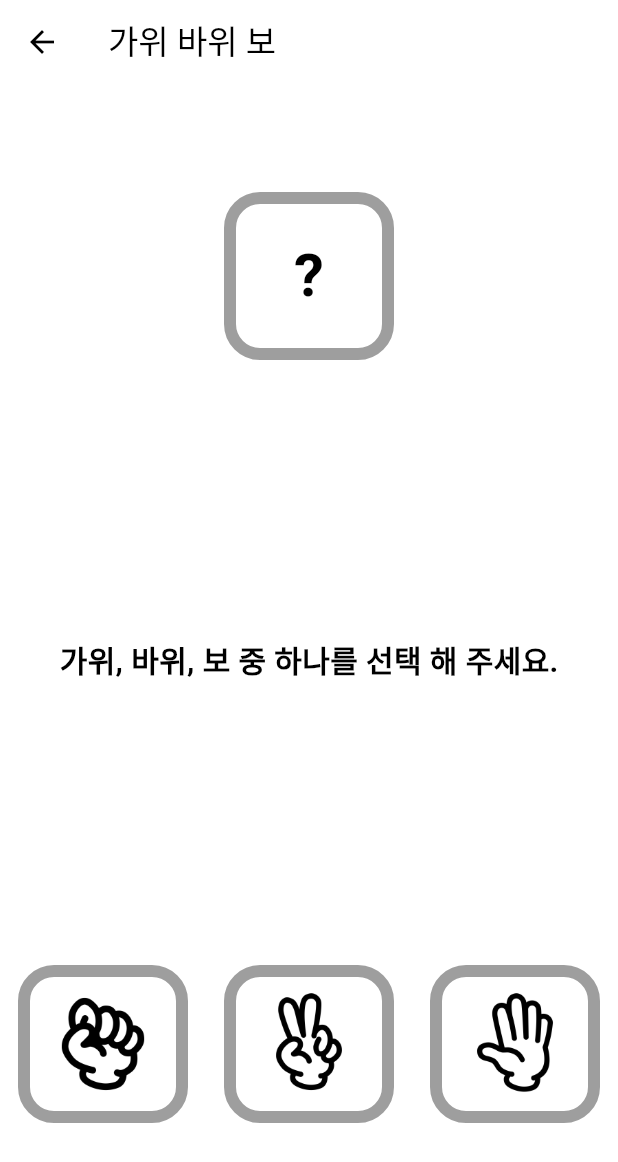
After one commit to lks574/sro_toy_project, a Flutter app: the RSPMain screen opened by its route, on a phone screen of 412 x 824 dp. The commit adds this screen. Shown: the top 1162 px of the screen. Run offline on Flutter 3.47's test engine with Material 3 defaults, Android fonts, the phone set to English and light mode, and no system bars; our stand-ins replace google_fonts.

Commit message:
feat: RSP 가위바위보 예제 구성

```diff
--- /dev/null
+++ b/lib/ex/RSP/Game/rsp_cpu_input.dart
@@ -0,0 +1,52 @@
+import 'package:flutter/material.dart';
+import 'package:sro_toy_project/ex/RSP/Game/rsp_game_enum.dart';
+import 'package:sro_toy_project/ex/RSP/Game/widget/rsp_input_card.dart';
+
+class RSPCpuInput extends StatelessWidget {
+  final bool isDone;
+  final RSPInputType cpuInput;
+
+  const RSPCpuInput({
+    required this.isDone,
+    required this.cpuInput,
+    super.key,
+  });
+
+  @override
+  Widget build(BuildContext context) {
+    return Row(
+      children: [
+        const Expanded(
+          child: SizedBox.shrink(),
+        ),
+        RSPInputCard(
+          child: _getCpuInput(),
+        ),
+        const Expanded(
+          child: SizedBox.shrink(),
+        ),
+      ],
+    );
+  }
+
+  Widget _getCpuInput() {
+    return SizedBox(
+      height: 80,
+      child: Center(
+        child: isDone
+            ? Image.asset(
+                cpuInput.path,
+                height: 80,
+                width: 80,
+              )
+            : const Text(
+                '?',
+                style: TextStyle(
+                  fontSize: 40,
+                  fontWeight: FontWeight.bold,
+                ),
+              ),
+      ),
+    );
+  }
+}
--- /dev/null
+++ b/lib/ex/RSP/Game/rsp_game_body.dart
@@ -0,0 +1,108 @@
+import 'dart:math';
+
+import 'package:flutter/material.dart';
+import 'package:sro_toy_project/ex/RSP/Game/rsp_cpu_input.dart';
+import 'package:sro_toy_project/ex/RSP/Game/rsp_game_enum.dart';
+import 'package:sro_toy_project/ex/RSP/Game/rsp_game_result.dart';
+import 'package:sro_toy_project/ex/RSP/Game/rsp_user_input.dart';
+
+class RSPGameBody extends StatefulWidget {
+  const RSPGameBody({super.key});
+
+  @override
+  State<RSPGameBody> createState() => _RSPGameBodyState();
+}
+
+class _RSPGameBodyState extends State<RSPGameBody> {
+  late bool isDone;
+  late RSPInputType? _userInput;
+  late RSPInputType _cpuInput;
+
+  @override
+  void initState() {
+    super.initState();
+    isDone = false;
+    _userInput = null;
+    setCpuInput();
+  }
+
+  @override
+  Widget build(BuildContext context) {
+    return Column(
+      children: [
+        Expanded(
+          child: RSPCpuInput(
+            isDone: isDone,
+            cpuInput: _cpuInput,
+          ),
+        ),
+        Expanded(
+          child: RSPGameResult(
+            isDone: isDone,
+            callback: reset,
+            result: _getResult(),
+          ),
+        ),
+        Expanded(
+          child: RSPuserInput(
+            isDone: isDone,
+            userInput: _userInput,
+            callback: setUserInput,
+          ),
+        ),
+      ],
+    );
+  }
+
+  void reset() {
+    setState(() {
+      isDone = false;
+      setCpuInput();
+    });
+  }
+
+  void setUserInput(RSPInputType userInput) {
+    setState(() {
+      isDone = true;
+      _userInput = userInput;
+    });
+  }
+
+  void setCpuInput() {
+    _cpuInput = RSPInputType.values[Random().nextInt(3)];
+  }
+
+  RSPGameResultType? _getResult() {
+    if (_userInput == null) return null;
+
+    switch (_userInput!) {
+      case RSPInputType.rock:
+        switch (_cpuInput) {
+          case RSPInputType.rock:
+            return RSPGameResultType.draw;
+          case RSPInputType.scissors:
+            return RSPGameResultType.playerWin;
+          case RSPInputType.paper:
+            return RSPGameResultType.cpuWin;
+        }
+      case RSPInputType.scissors:
+        switch (_cpuInput) {
+          case RSPInputType.rock:
+            return RSPGameResultType.cpuWin;
+          case RSPInputType.scissors:
+            return RSPGameResultType.draw;
+          case RSPInputType.paper:
+            return RSPGameResultType.playerWin;
+        }
+      case RSPInputType.paper:
+        switch (_cpuInput) {
+          case RSPInputType.rock:
+            return RSPGameResultType.playerWin;
+          case RSPInputType.scissors:
+            return RSPGameResultType.cpuWin;
+          case RSPInputType.paper:
+            return RSPGameResultType.draw;
+        }
+    }
+  }
+}
--- /dev/null
+++ b/lib/ex/RSP/Game/rsp_game_enum.dart
@@ -0,0 +1,17 @@
+enum RSPInputType {
+  rock,
+  scissors,
+  paper;
+
+  String get path => 'assets/images/$name.png';
+}
+
+enum RSPGameResultType {
+  playerWin('player 승리'),
+  draw('무승부'),
+  cpuWin('player 패배');
+
+  const RSPGameResultType(this.displayString);
+
+  final String displayString;
+}
--- /dev/null
+++ b/lib/ex/RSP/Game/rsp_game_result.dart
@@ -0,0 +1,57 @@
+import 'package:flutter/material.dart';
+import 'package:sro_toy_project/ex/RSP/Game/rsp_game_enum.dart';
+
+class RSPGameResult extends StatelessWidget {
+  final bool isDone;
+  final RSPGameResultType? result;
+  final VoidCallback callback;
+
+  const RSPGameResult({
+    required this.isDone,
+    this.result,
+    required this.callback,
+    super.key,
+  });
+
+  @override
+  Widget build(BuildContext context) {
+    if (isDone) {
+      return Column(
+        mainAxisAlignment: MainAxisAlignment.center,
+        children: [
+          Text(
+            result?.displayString ?? '',
+            style: const TextStyle(
+              fontSize: 32,
+            ),
+          ),
+          const SizedBox(
+            height: 8,
+          ),
+          TextButton(
+              onPressed: () => callback.call(),
+              child: const Text(
+                '다시 하기',
+                style: TextStyle(
+                  fontSize: 24,
+                  color: Colors.black,
+                ),
+              ))
+        ],
+      );
+    } else {
+      return const Center(
+        child: Padding(
+          padding: EdgeInsets.all(8.0),
+          child: Text(
+            "가위, 바위, 보 중 하나를 선택 해 주세요.",
+            style: TextStyle(
+              fontSize: 20,
+              fontWeight: FontWeight.bold,
+            ),
+          ),
+        ),
+      );
+    }
+  }
+}
--- /dev/null
+++ b/lib/ex/RSP/Game/rsp_user_input.dart
@@ -0,0 +1,44 @@
+import 'package:flutter/material.dart';
+import 'package:sro_toy_project/ex/RSP/Game/rsp_game_enum.dart';
+import 'package:sro_toy_project/ex/RSP/Game/widget/rsp_input_card.dart';
+
+class RSPuserInput extends StatelessWidget {
+  final bool isDone;
+  final RSPInputType? userInput;
+  final Function(RSPInputType) callback;
+
+  const RSPuserInput({
+    required this.isDone,
+    this.userInput,
+    required this.callback,
+    super.key,
+  });
+
+  @override
+  Widget build(BuildContext context) {
+    if (isDone) {
+      return Row(
+        children: [
+          const Expanded(child: SizedBox.shrink()),
+          RSPInputCard(child: Image.asset(userInput?.path ?? '')),
+          const Expanded(child: SizedBox.shrink())
+        ],
+      );
+    } else {
+      return Row(
+        children: _getInputs(callback),
+      );
+    }
+  }
+
+  List<Widget> _getInputs(Function(RSPInputType) callback) {
+    return RSPInputType.values
+        .map(
+          (type) => RSPInputCard(
+            callback: () => callback.call(type),
+            child: Image.asset(type.path),
+          ),
+        )
+        .toList();
+  }
+}
--- /dev/null
+++ b/lib/ex/RSP/Game/widget/rsp_input_card.dart
@@ -0,0 +1,51 @@
+import 'package:flutter/material.dart';
+
+class RSPInputCard extends StatelessWidget {
+  final VoidCallback? callback;
+  final Widget child;
+
+  const RSPInputCard({
+    this.callback,
+    required this.child,
+    super.key,
+  });
+
+  @override
+  Widget build(BuildContext context) {
+    return Expanded(
+      child: InkWell(
+        onTap: () => callback?.call(),
+        child: RSPInputContents(
+          child: child,
+        ),
+      ),
+    );
+  }
+}
+
+class RSPInputContents extends StatelessWidget {
+  final Widget child;
+  const RSPInputContents({
+    required this.child,
+    super.key,
+  });
+
+  @override
+  Widget build(BuildContext context) {
+    return Container(
+      margin: const EdgeInsets.symmetric(
+        horizontal: 12,
+        vertical: 8,
+      ),
+      padding: const EdgeInsets.symmetric(
+        horizontal: 12,
+        vertical: 8,
+      ),
+      decoration: BoxDecoration(
+        borderRadius: BorderRadius.circular(24),
+        border: Border.all(color: Colors.grey, width: 8),
+      ),
+      child: child,
+    );
+  }
+}
--- /dev/null
+++ b/lib/ex/RSP/rsp_main.dart
@@ -0,0 +1,16 @@
+import 'package:flutter/material.dart';
+import 'package:sro_toy_project/ex/RSP/Game/rsp_game_body.dart';
+
+class RSPMain extends StatelessWidget {
+  const RSPMain({super.key});
+
+  @override
+  Widget build(BuildContext context) {
+    return Scaffold(
+      appBar: AppBar(
+        title: const Text('가위 바위 보'),
+      ),
+      body: const RSPGameBody(),
+    );
+  }
+}
--- a/lib/main.dart
+++ b/lib/main.dart
@@ -1,5 +1,6 @@
 import 'package:flutter/material.dart';
 import 'package:sro_toy_project/ex/InstaClone/instar_home.dart';
+import 'package:sro_toy_project/ex/RSP/rsp_main.dart';
 
 void main() {
   runApp(const InstaCloneApp());
@@ -25,6 +26,7 @@ class InstaCloneApp extends StatelessWidget {
       routes: {
         '/': (context) => const HomeListScreen(),
         '/insta': (context) => const InstaHome(),
+        '/rsp': (context) => const RSPMain(),
       },
     );
   }
@@ -35,7 +37,10 @@ class HomeListScreen extends StatelessWidget {
 
   @override
   Widget build(BuildContext context) {
-    const pageList = ['/insta'];
+    const pageList = [
+      '/insta',
+      '/rsp',
+    ];
     return Scaffold(
       appBar: AppBar(
         title: const Text('Sro Flutter'),
--- a/pubspec.yaml
+++ b/pubspec.yaml
@@ -61,9 +61,8 @@ flutter:
   uses-material-design: true
 
   # To add assets to your application, add an assets section, like this:
-  # assets:
-  #   - images/a_dot_burr.jpeg
-  #   - images/a_dot_ham.jpeg
+  assets:
+    - assets/images/
 
   # An image asset can refer to one or more resolution-specific "variants", see
   # https://flutter.dev/assets-and-images/#resolution-aware
```
Also changed, not shown: assets/images/paper.png (added), assets/images/rock.png (added), assets/images/scissors.png (added).
